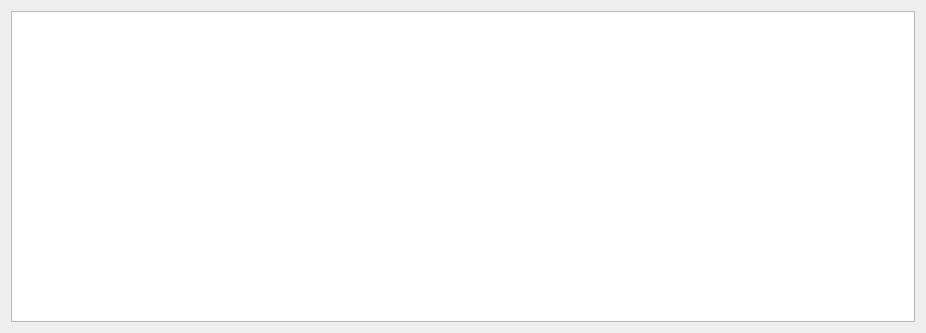
This is src/avroutputdialog.ui in roberto1903/companion9x as Qt 5 draws it before an edit. The edited form follows.
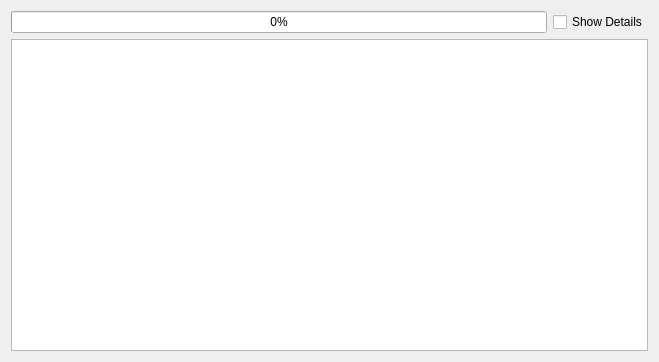
This is the edited form. Icons and pictures are not drawn.

Commit message: start committing new avrdude dialog

```diff
--- a/src/avroutputdialog.ui
+++ b/src/avroutputdialog.ui
@@ -6,10 +6,28 @@
    <rect>
     <x>0</x>
     <y>0</y>
-    <width>926</width>
-    <height>333</height>
+    <width>659</width>
+    <height>348</height>
    </rect>
   </property>
+  <property name="sizePolicy">
+   <sizepolicy hsizetype="Preferred" vsizetype="Minimum">
+    <horstretch>0</horstretch>
+    <verstretch>0</verstretch>
+   </sizepolicy>
+  </property>
+  <property name="minimumSize">
+   <size>
+    <width>0</width>
+    <height>0</height>
+   </size>
+  </property>
+  <property name="maximumSize">
+   <size>
+    <width>16777215</width>
+    <height>16777215</height>
+   </size>
+  </property>
   <property name="windowTitle">
    <string>Dialog</string>
   </property>
@@ -19,7 +37,52 @@
   </property>
   <layout class="QGridLayout" name="gridLayout">
    <item row="0" column="0">
+    <layout class="QHBoxLayout" name="horizontalLayout">
+     <item>
+      <widget class="QProgressBar" name="progressBar">
+       <property name="sizePolicy">
+        <sizepolicy hsizetype="Expanding" vsizetype="Fixed">
+         <horstretch>0</horstretch>
+         <verstretch>0</verstretch>
+        </sizepolicy>
+       </property>
+       <property name="minimumSize">
+        <size>
+         <width>480</width>
+         <height>0</height>
+        </size>
+       </property>
+       <property name="value">
+        <number>0</number>
+       </property>
+      </widget>
+     </item>
+     <item>
+      <widget class="QCheckBox" name="checkBox">
+       <property name="text">
+        <string>Show Details</string>
+       </property>
+      </widget>
+     </item>
+    </layout>
+   </item>
+   <item row="1" column="0">
     <widget class="QPlainTextEdit" name="plainTextEdit">
+     <property name="enabled">
+      <bool>true</bool>
+     </property>
+     <property name="sizePolicy">
+      <sizepolicy hsizetype="Expanding" vsizetype="Expanding">
+       <horstretch>0</horstretch>
+       <verstretch>0</verstretch>
+      </sizepolicy>
+     </property>
+     <property name="minimumSize">
+      <size>
+       <width>0</width>
+       <height>312</height>
+      </size>
+     </property>
      <property name="lineWrapMode">
       <enum>QPlainTextEdit::NoWrap</enum>
      </property>
```
The commit also changes 2 other files.
